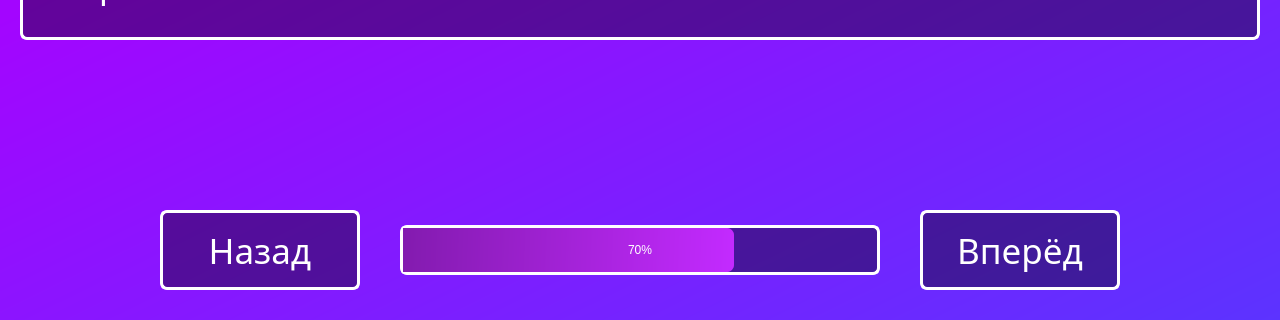
Before: the Qt Designer form theory.ui in Bubblegubm/appforstaff, drawn with Qt 5; both pictures show x 0 to 1280 and y 400 to 720 of the 1280 by 720 pixel window.
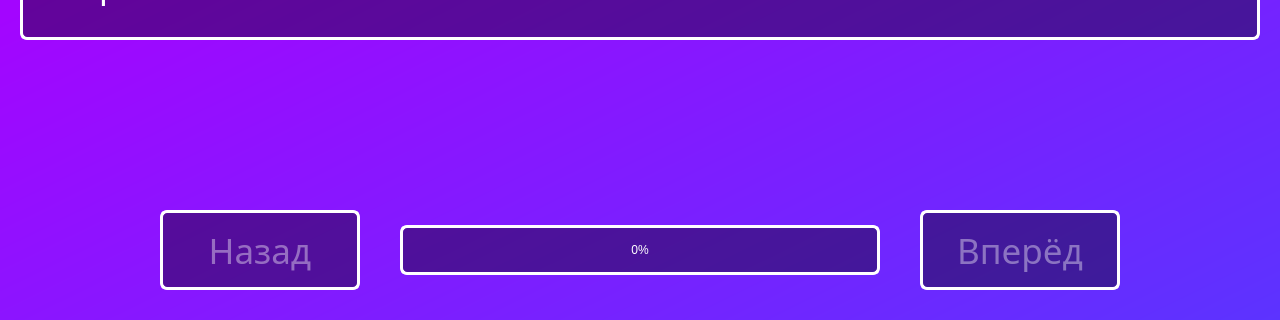
After: the same form once the commit is applied.

Commit message: Update function "pressed_button_registration" in Window_Registration

```diff
--- a/theory.ui
+++ b/theory.ui
@@ -80,7 +80,7 @@
 }</string>
     </property>
     <property name="value">
-     <number>70</number>
+     <number>0</number>
     </property>
     <property name="alignment">
      <set>Qt::AlignCenter</set>
@@ -114,22 +114,13 @@
      </font>
     </property>
     <property name="styleSheet">
-     <string notr="true">QPushButton{
-color: rgb(255, 255, 255);
+     <string notr="true">color: rgba(255, 255, 255, 100);
 border: 3px solid rgb(255, 255, 255);
 border-radius: 7px;
 font: 26pt &quot;Ambient(RUS BY LYAJKA)&quot;;
 background-color: rgba(0, 0, 0, 100);
 width: 50px;
-}
-
-QPushButton::hover{
-background-color: rgba(0, 0, 0, 150);
-}
-
-QPushButton::pressed{
-background-color: rgba(0, 0, 0, 200);
-}</string>
+</string>
     </property>
     <property name="text">
      <string>Назад</string>
@@ -163,22 +154,13 @@
      </font>
     </property>
     <property name="styleSheet">
-     <string notr="true">QPushButton{
-color: rgb(255, 255, 255);
+     <string notr="true">color: rgba(255, 255, 255, 100);
 border: 3px solid rgb(255, 255, 255);
 border-radius: 7px;
 font: 26pt &quot;Ambient(RUS BY LYAJKA)&quot;;
 background-color: rgba(0, 0, 0, 100);
 width: 50px;
-}
-
-QPushButton::hover{
-background-color: rgba(0, 0, 0, 150);
-}
-
-QPushButton::pressed{
-background-color: rgba(0, 0, 0, 200);
-}</string>
+</string>
     </property>
     <property name="text">
      <string>Вперёд</string>
```
The commit also changes 9 other files.
